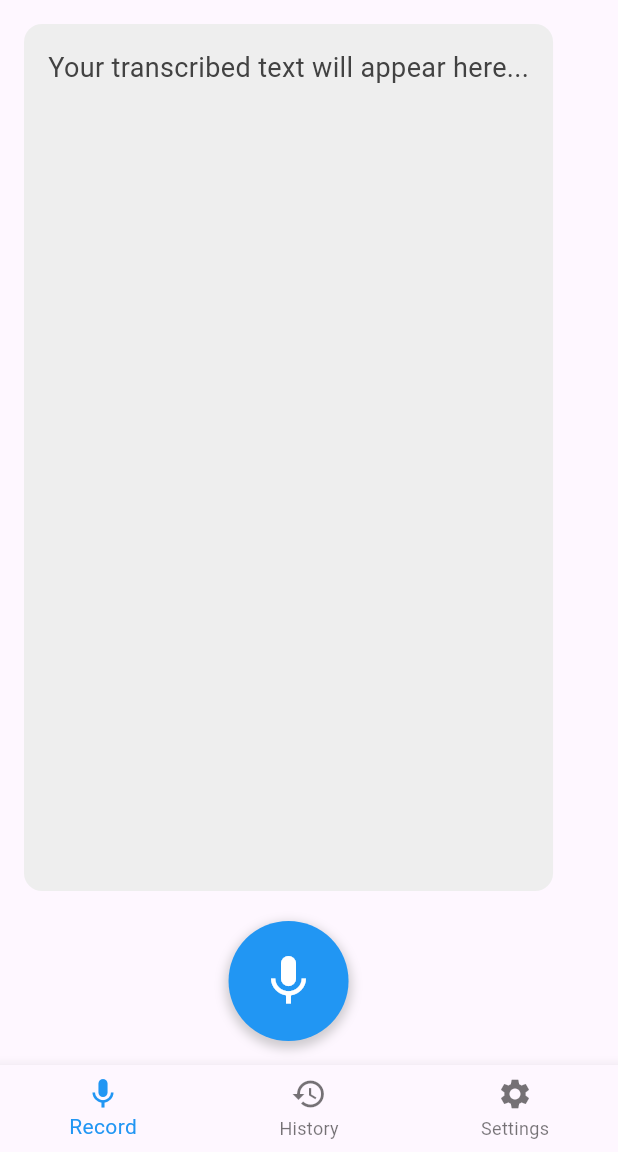
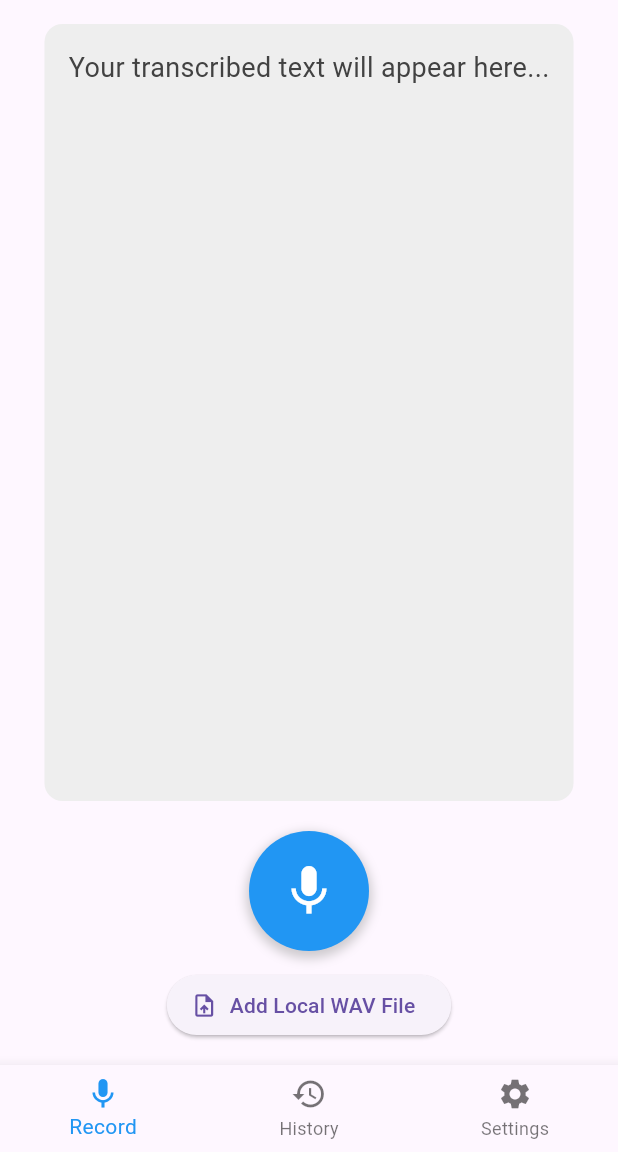
Before and after one commit to huynguyn2000/vietnamese_speech_to_text, a Flutter app: the screen it shows after launch, on a phone screen of 412 x 824 dp, the part 84-1236 px from its top. Run offline on Flutter 3.47's test engine with Material 3 defaults, Android fonts, the phone set to English and light mode, and no system bars; our stand-ins replace audioplayers, file_picker, just_audio, supabase_flutter; missing offline and left inert: record; accounts and stored records are empty.

Commit message:
Add func to add wav in local

```diff
--- a/lib/screens/recording_page.dart
+++ b/lib/screens/recording_page.dart
@@ -9,6 +9,7 @@ import 'package:http/http.dart' as http;
 import 'package:path_provider/path_provider.dart';
 import 'dart:convert';
 import 'package:supabase_flutter/supabase_flutter.dart';
+import 'package:file_picker/file_picker.dart';
 
 class RecordingPage extends StatefulWidget {
   @override
@@ -133,6 +134,22 @@ class _RecordingPageState extends State<RecordingPage> {
     }
   }
 
+  Future<void> pickLocalWavFile() async {
+    FilePickerResult? result = await FilePicker.platform.pickFiles(
+      type: FileType.custom,
+      allowedExtensions: ['wav'],
+    );
+    if (result != null && result.files.single.path != null) {
+      setState(() {
+        _audioPath = result.files.single.path;
+      });
+      print('Selected local wav file: $_audioPath');
+      await transcribe();
+    } else {
+      print('No file selected');
+    }
+  }
+
   void _onRecordButtonTap() async {
     if (!isRecording) {
       setState(() => isRecording = true);
@@ -146,7 +163,10 @@ class _RecordingPageState extends State<RecordingPage> {
 
   @override
   Widget build(BuildContext context) {
-    return Container(
+    return Center(
+      child: ConstrainedBox(
+        constraints: BoxConstraints(maxWidth: 500),
+        child: Container(
           padding: EdgeInsets.all(16.0),
           child: Column(
             children: [
@@ -175,7 +195,6 @@ class _RecordingPageState extends State<RecordingPage> {
                   ),
                 ),
               ),
-
               // Clear Button
               if (transcribedText.isNotEmpty)
                 Padding(
@@ -194,14 +213,21 @@ class _RecordingPageState extends State<RecordingPage> {
                     ),
                   ),
                 ),
-
               // Recording Button
               SizedBox(height: 20),
               RecordButton(
                 isRecording: isRecording,
                 onTap: _onRecordButtonTap,
               ),
+              SizedBox(height: 12),
+              ElevatedButton.icon(
+                onPressed: pickLocalWavFile,
+                icon: Icon(Icons.upload_file),
+                label: Text('Add Local WAV File'),
+              ),
             ],
+          ),
+        ),
       ),
     );
   }
--- a/pubspec.yaml
+++ b/pubspec.yaml
@@ -37,6 +37,7 @@ dependencies:
   http: ^1.1.0
   path_provider: ^2.1.2
 #  permission_handler: ^11.3.0
+  file_picker: ^6.1.1
 
   # The following adds the Cupertino Icons font to your application.
   # Use with the CupertinoIcons class for iOS style icons.
```
Also changed, not shown: pubspec.lock, 1 other file. Lines whose indentation alone changed are shown as unchanged.
